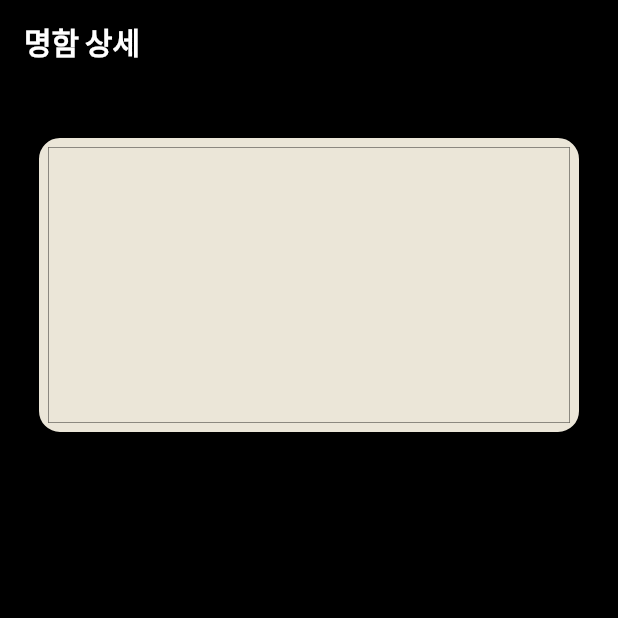
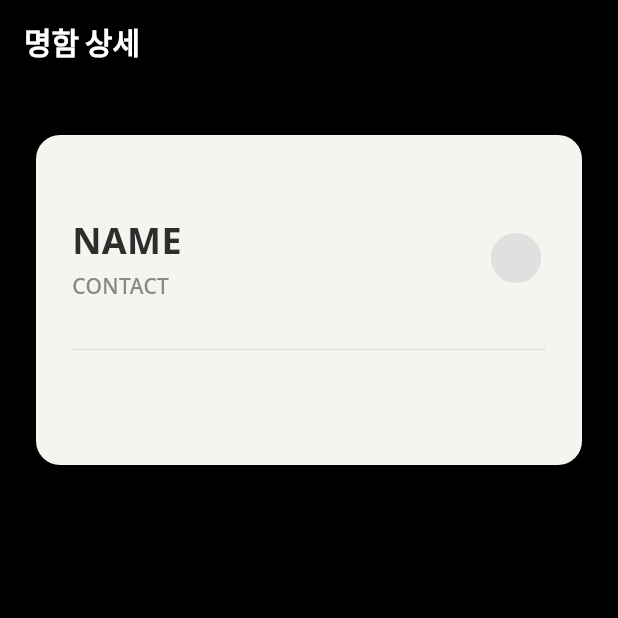
Before and after one commit to Evvvaaaaan/Bump, a Flutter app: the CardDetailScreen screen opened by its route, on a phone screen of 412 x 824 dp, the top half of it. Run offline on Flutter 3.47's test engine with Material 3 defaults, Android fonts, the phone set to English and light mode, and no system bars; our stand-ins replace cloud_firestore, firebase_auth, firebase_core, firebase_storage, flutter_animate, flutter_contacts and 10 more; missing offline and left inert: quick_actions; accounts and stored records are empty; network calls fail.

Commit message:
feat : Redesign

```diff
--- a/lib/features/editor/widgets/minimal_template_card.dart
+++ b/lib/features/editor/widgets/minimal_template_card.dart
@@ -15,254 +15,150 @@ class MinimalTemplateCard extends StatelessWidget {
 
   @override
   Widget build(BuildContext context) {
-    final name = _getValue('name');
-    String? subtitle;
-    String? logoUrl; // [NEW] 회사 로고
-    List<Map<String, dynamic>> contactItems = [];
+    // 1. 데이터 평탄화
+    final Map<String, dynamic> safeData = _flattenData(data);
 
-    // =========================================================
-    // [1] Business Mode (업무)
-    // =========================================================
-    if (modeIndex == 0) {
-      subtitle = _getValue('role');
-      logoUrl = _getValue('logoUrl'); // [NEW] 로고 데이터
+    final name = _getString(safeData, 'name') ?? 'NAME';
 
-      final company = _getValue('company');
-      final phone = _getValue('phone');
-      final email = _getValue('email');
-      final website = _getValue('website');
+    // 2. 스마트 자막
+    String? subtitle = _getString(safeData, 'role');
+    if (subtitle == null && _getString(safeData, 'mbti') != null) {
+      subtitle = _getString(safeData, 'mbti')?.toUpperCase();
+    }
+    subtitle ??= "CONTACT";
 
-      if (phone != null) contactItems.add({'icon': Icons.phone, 'label': 'TEL', 'value': phone, 'url': "tel:$phone"});
-      if (email != null) contactItems.add({'icon': Icons.mail_outline, 'label': 'MAIL', 'value': email, 'url': "mailto:$email"});
-      if (website != null) contactItems.add({'icon': Icons.language, 'label': 'WEB', 'value': _shortenUrl(website), 'url': website});
-      if (company != null) contactItems.add({'icon': Icons.business, 'label': 'OFFICE', 'value': company, 'url': null});
-    }
-    // =========================================================
-    // [2] Social Mode (사교)
-    // =========================================================
-    else if (modeIndex == 1) {
-      // [수정] TMI 삭제 -> MBTI를 부제목으로 고정
-      subtitle = _getValue('mbti');
+    String? logoUrl = _getString(safeData, 'logoUrl');
 
-      final instagram = _getValue('instagram');
-      final kakao = _getValue('kakaoId');
-      final birth = _getValue('birthdate'); // YYYY-MM-DD
-
-      if (instagram != null) contactItems.add({'icon': FontAwesomeIcons.instagram, 'label': 'INSTAGRAM', 'value': "@$instagram", 'url': "https://instagram.com/$instagram"});
-
-      // [수정됨] 카카오톡 URL 설정 로직 추가
-      if (kakao != null) {
-        contactItems.add({
-          'icon': FontAwesomeIcons.solidComment,
-          'label': 'KAKAO',
-          'value': kakao,
-          // http로 시작하면(오픈프로필 등) 링크 이동, 아니면(ID) 앱 실행 시도
-          'url': kakao.startsWith('http') ? kakao : "kakaotalk://"
-        });
-      }
-
-      // [수정] 생일 포맷이 YYYY-MM-DD로 들어오므로 그대로 표시하거나 가공
-      if (birth != null) contactItems.add({'icon': Icons.cake_outlined, 'label': 'BDAY', 'value': birth, 'url': null});
-    }
-    // =========================================================
-    // [3] Private Mode (개인)
-    // =========================================================
-    else {
-      subtitle = "PRIVATE CARD";
-
-      final phone = _getValue('phone');
-      final address = _getValue('address');
-      final email = _getValue('email');
-      // [수정] Discord 삭제됨
-
-      if (phone != null) contactItems.add({'icon': Icons.phone, 'label': 'MOBILE', 'value': phone, 'url': "tel:$phone"});
-      if (address != null) contactItems.add({'icon': Icons.home, 'label': 'HOME', 'value': address, 'url': null});
-      if (email != null) contactItems.add({'icon': Icons.email, 'label': 'EMAIL', 'value': email, 'url': "mailto:$email"});
-    }
-
-    bool isSparse = contactItems.length <= 2;
+    // 3. 스마트 리스트
+    List<Map<String, dynamic>> contactItems = _getSmartContactItems(safeData);
 
     return Container(
       width: double.infinity,
-      height: 200,
+      constraints: const BoxConstraints(minHeight: 220),
+      padding: const EdgeInsets.all(24),
       decoration: BoxDecoration(
-        color: const Color(0xFFEBE6D8),
+        color: const Color(0xFFF5F5F0), // 베이지색 배경
         borderRadius: BorderRadius.circular(16),
-        border: Border.all(color: Colors.black, width: 2),
+        boxShadow: [BoxShadow(color: Colors.black.withOpacity(0.1), blurRadius: 10, offset: const Offset(0, 5))],
       ),
-      child: Stack(
+      child: Column(
+        crossAxisAlignment: CrossAxisAlignment.start,
+        mainAxisAlignment: MainAxisAlignment.center,
         children: [
-          // 배경 장식
-          Positioned.fill(
-            child: Container(
-              margin: const EdgeInsets.all(6),
-              decoration: BoxDecoration(border: Border.all(color: Colors.black54, width: 0.5)),
-            ),
+          Row(
+            mainAxisAlignment: MainAxisAlignment.spaceBetween,
+            children: [
+              Column(
+                crossAxisAlignment: CrossAxisAlignment.start,
+                children: [
+                  Text(name, style: GoogleFonts.notoSans(fontSize: 24, fontWeight: FontWeight.bold, color: const Color(0xFF2D2D2D))),
+                  const SizedBox(height: 4),
+                  Text(subtitle, style: GoogleFonts.notoSans(fontSize: 14, color: const Color(0xFF888888), fontWeight: FontWeight.w500)),
+                ],
+              ),
+              if (logoUrl != null)
+                Container(
+                  width: 50, height: 50,
+                  decoration: BoxDecoration(
+                    borderRadius: BorderRadius.circular(8),
+                    image: DecorationImage(image: NetworkImage(logoUrl), fit: BoxFit.cover),
+                  ),
+                )
+              else
+                Icon(
+                  (safeData['instagram'] != null || safeData['mbti'] != null) ? Icons.sentiment_satisfied : Icons.circle,
+                  size: 40,
+                  color: Colors.grey[300]
+                ),
+            ],
           ),
-
-          // [NEW] 회사 로고 표시 (Business 모드일 때만)
-          if (logoUrl != null && modeIndex == 0)
-            Positioned(
-              top: 20,
-              right: 24,
-              child: Container(
-                width: 40, height: 40,
-                decoration: BoxDecoration(
-                  shape: BoxShape.rectangle,
-                  image: DecorationImage(image: NetworkImage(logoUrl), fit: BoxFit.cover),
-                  border: Border.all(color: Colors.black12), borderRadius: BorderRadius.circular(5),
-                ),
-              ),
-            ),
-
-          Padding(
-            padding: const EdgeInsets.symmetric(horizontal: 24.0, vertical: 20.0),
-            child: isSparse
-                ? _buildCenteredLayout(name, subtitle, contactItems)
-                : _buildFullLayout(name, subtitle, contactItems),
-          ),
+          const SizedBox(height: 24),
+          const Divider(color: Color(0xFFE0E0E0), thickness: 1),
+          const SizedBox(height: 16),
+          ...contactItems.map((item) => _buildContactRow(item)).toList(),
         ],
       ),
     );
   }
 
-  // [레이아웃 A] 중앙 정렬
-  Widget _buildCenteredLayout(String? name, String? subtitle, List<Map<String, dynamic>> items) {
-    return Column(
-      mainAxisAlignment: MainAxisAlignment.center,
-      children: [
-        if (name != null)
-          Text(
-            name.toUpperCase(),
-            style: GoogleFonts.playfairDisplay(fontSize: 32, fontWeight: FontWeight.bold, color: Colors.black, letterSpacing: 1.5),
-            textAlign: TextAlign.center,
-          ),
-        if (subtitle != null) ...[
-          const SizedBox(height: 8),
-          Container(
-            padding: const EdgeInsets.symmetric(horizontal: 12, vertical: 4),
-            decoration: BoxDecoration(border: Border.all(color: Colors.black), borderRadius: BorderRadius.circular(20)),
-            child: Text(
-              subtitle.toUpperCase(),
-              style: GoogleFonts.lato(fontSize: 10, fontWeight: FontWeight.bold, letterSpacing: 1.0),
-            ),
-          ),
-        ],
-        const SizedBox(height: 24),
-        Row(
-          mainAxisAlignment: MainAxisAlignment.center,
-          children: items.map((item) => _buildLargeIconBtn(item)).toList(),
-        ),
-      ],
-    );
+  // [스마트 데이터 추출 로직] (다른 카드와 동일한 로직)
+  List<Map<String, dynamic>> _getSmartContactItems(Map<String, dynamic> d) {
+    List<Map<String, dynamic>> items = [];
+
+    final phone = _getString(d, 'phone');
+    final email = _getString(d, 'email');
+    final website = _getString(d, 'website');
+    final company = _getString(d, 'company');
+    final instagram = _getString(d, 'instagram');
+    final kakao = _getString(d, 'kakaoId') ?? _getString(d, 'kakao');
+    final birthdate = _getString(d, 'birthdate');
+    final address = _getString(d, 'address');
+
+    // Business
+    if (modeIndex == 0) {
+      if (company != null) items.add({'icon': Icons.business, 'value': company, 'url': null});
+      if (phone != null) items.add({'icon': Icons.phone, 'value': phone, 'url': "tel:$phone"});
+      if (email != null) items.add({'icon': Icons.email_outlined, 'value': email, 'url': "mailto:$email"});
+      if (website != null) items.add({'icon': Icons.language, 'value': _shortenUrl(website), 'url': website});
+      if (items.isEmpty) { // Fallback
+         if (instagram != null) items.add({'icon': FontAwesomeIcons.instagram, 'value': "@$instagram", 'url': "https://instagram.com/$instagram"});
+         if (kakao != null) items.add({'icon': FontAwesomeIcons.solidComment, 'value': kakao, 'url': "kakaotalk://"});
+      }
+    }
+    // Social
+    else if (modeIndex == 1) {
+      if (instagram != null) items.add({'icon': FontAwesomeIcons.instagram, 'value': "@$instagram", 'url': "https://instagram.com/$instagram"});
+      if (kakao != null) items.add({'icon': FontAwesomeIcons.solidComment, 'value': kakao, 'url': "kakaotalk://"});
+      if (birthdate != null) items.add({'icon': Icons.cake, 'value': birthdate, 'url': null});
+      if (items.isEmpty && phone != null) items.add({'icon': Icons.phone, 'value': phone, 'url': "tel:$phone"});
+    }
+    // Private
+    else {
+      if (phone != null) items.add({'icon': Icons.phone, 'value': phone, 'url': "tel:$phone"});
+      if (address != null) items.add({'icon': Icons.home, 'value': address, 'url': null});
+      if (items.isEmpty && email != null) items.add({'icon': Icons.email, 'value': email, 'url': "mailto:$email"});
+    }
+
+    if (items.isEmpty) {
+      if (phone != null) items.add({'icon': Icons.phone, 'value': phone, 'url': "tel:$phone"});
+      if (instagram != null) items.add({'icon': FontAwesomeIcons.instagram, 'value': "@$instagram", 'url': "https://instagram.com/$instagram"});
+    }
+
+    return items;
   }
 
-  // [레이아웃 B] 좌측 정렬 (제공해주신 코드 레이아웃 유지)
-  Widget _buildFullLayout(String? name, String? subtitle, List<Map<String, dynamic>> items) {
-    return Column(
-      crossAxisAlignment: CrossAxisAlignment.start,
-      children: [
-        const Spacer(flex: 2),
-        if (name != null)
-          FittedBox(
-            fit: BoxFit.scaleDown,
-            child: Text(
-              name.toUpperCase(),
-              style: GoogleFonts.playfairDisplay(fontSize: 28, fontWeight: FontWeight.bold, color: Colors.black, letterSpacing: 1.2),
-            ),
-          ),
-        if (subtitle != null) ...[
-          const SizedBox(height: 4),
-          Text(
-            subtitle.toUpperCase(),
-            style: GoogleFonts.lato(fontSize: 10, fontWeight: FontWeight.bold, color: Colors.black87, letterSpacing: 0.5),
-          ),
-        ],
-        const Spacer(flex: 3),
-        Row(
-          crossAxisAlignment: CrossAxisAlignment.end,
-          children: [
-            Row(
-              children: items.map((item) => Padding(
-                padding: const EdgeInsets.only(right: 10),
-                child: _buildSmallIcon(item),
-              )).toList(),
-            ),
-            const Spacer(),
-            Column(
-              crossAxisAlignment: CrossAxisAlignment.end,
-              children: items.map((item) => _buildContactRow(item['label'], item['value'])).toList(),
-            ),
-          ],
-        ),
-        const SizedBox(height: 5),
-      ],
-    );
-  }
-
-  // Helper Widgets
-  Widget _buildLargeIconBtn(Map<String, dynamic> item) {
+  Widget _buildContactRow(Map<String, dynamic> item) {
     return Padding(
-      padding: const EdgeInsets.symmetric(horizontal: 10),
+      padding: const EdgeInsets.only(bottom: 8.0),
       child: GestureDetector(
         onTap: () => item['url'] != null ? _launch(item['url']) : null,
-        child: Container(
-          padding: const EdgeInsets.all(12),
-          decoration: BoxDecoration(shape: BoxShape.circle, color: Colors.black.withOpacity(0.05)),
-          child: Icon(item['icon'], size: 28, color: Colors.black),
+        child: Row(
+          children: [
+            Icon(item['icon'], size: 16, color: const Color(0xFF888888)),
+            const SizedBox(width: 12),
+            Expanded(child: Text(item['value'], style: GoogleFonts.notoSans(fontSize: 14, color: const Color(0xFF2D2D2D)), maxLines: 1, overflow: TextOverflow.ellipsis)),
+          ],
         ),
       ),
     );
   }
 
-  Widget _buildSmallIcon(Map<String, dynamic> item) {
-    return GestureDetector(
-      onTap: () => item['url'] != null ? _launch(item['url']) : null,
-      child: Icon(item['icon'], size: 24, color: Colors.black),
-    );
+  Map<String, dynamic> _flattenData(Map<String, dynamic> source) {
+    Map<String, dynamic> result = Map.from(source);
+    if (source['profile'] != null && source['profile'] is Map) {
+      result.addAll(Map<String, dynamic>.from(source['profile']));
+    }
+    return result;
   }
 
-  Widget _buildContactRow(String label, String value) {
-    return Padding(
-      padding: const EdgeInsets.only(top: 4.0),
-      child: Row(
-        mainAxisSize: MainAxisSize.min,
-        children: [
-          Text("$label ", style: GoogleFonts.lato(fontSize: 8, fontWeight: FontWeight.w900, color: Colors.black54), textAlign: TextAlign.left,),
-          Container(
-            constraints: const BoxConstraints(maxWidth: 120),
-            child: Text(
-              value,
-              textAlign: TextAlign.right,
-              style: GoogleFonts.lato(fontSize: 10, color: Colors.black, fontWeight: FontWeight.w500),
-              maxLines: 1, overflow: TextOverflow.ellipsis,
-            ),
-          ),
-        ],
-      ),
-    );
+  String? _getString(Map<String, dynamic> d, String key) {
+    final val = d[key];
+    if (val == null || val.toString().trim().isEmpty) return null;
+    return val.toString();
   }
-
-  // [수정됨] URL 실행 로직 (카카오톡 스킴 및 외부 앱 실행 지원)
+  String _shortenUrl(String url) => url.replaceFirst(RegExp(r'https?://(www\.)?'), '');
   Future<void> _launch(String url) async {
-    final uri = Uri.parse(
-      (url.startsWith('http') || url.startsWith('tel') || url.startsWith('mailto') || url.startsWith('kakaotalk'))
-      ? url
-      : 'https://$url'
-    );
-
-    // 외부 앱 실행 모드 사용 (카카오톡 앱 열기 위해 필수)
-    if (await canLaunchUrl(uri)) {
-      await launchUrl(uri, mode: LaunchMode.externalApplication);
-    }
-  }
-
-  String? _getValue(String key) {
-    final val = data[key]?.toString();
-    return (val == null || val.trim().isEmpty) ? null : val;
-  }
-
-  String _shortenUrl(String url) {
-    return url.replaceFirst('https://', '').replaceFirst('http://', '').replaceFirst('www.', '');
+    final uri = Uri.parse(url.startsWith('http') || url.startsWith('tel') || url.startsWith('mailto') || url.startsWith('kakaotalk') ? url : 'https://$url');
+    if (await canLaunchUrl(uri)) await launchUrl(uri, mode: LaunchMode.externalApplication);
   }
 }
```
Also changed, not shown: lib/features/editor/widgets/dark_modern_card.dart (+122 -132 lines), lib/features/editor/widgets/paper_texture_card.dart (+56 -18 lines).
